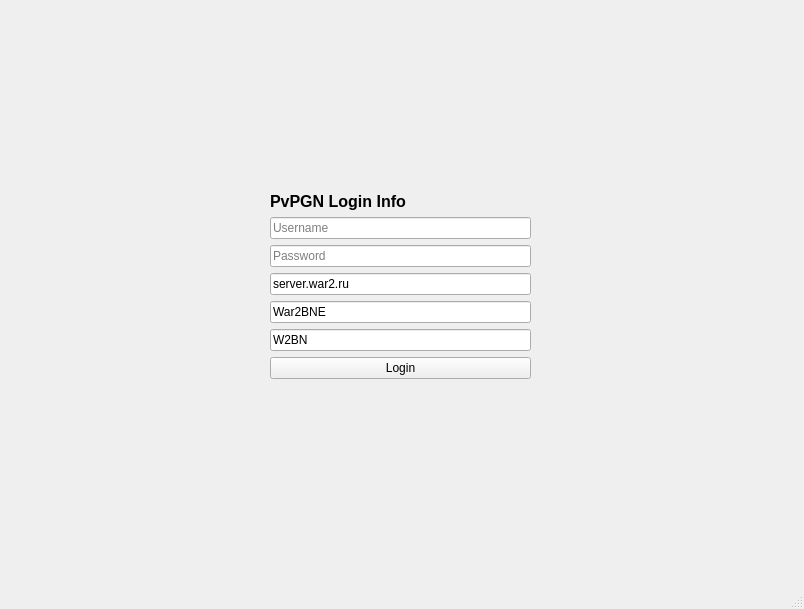
This is warchatter.ui in reillychase/WarChatter as Qt 5 draws it before an edit. The edited form follows.
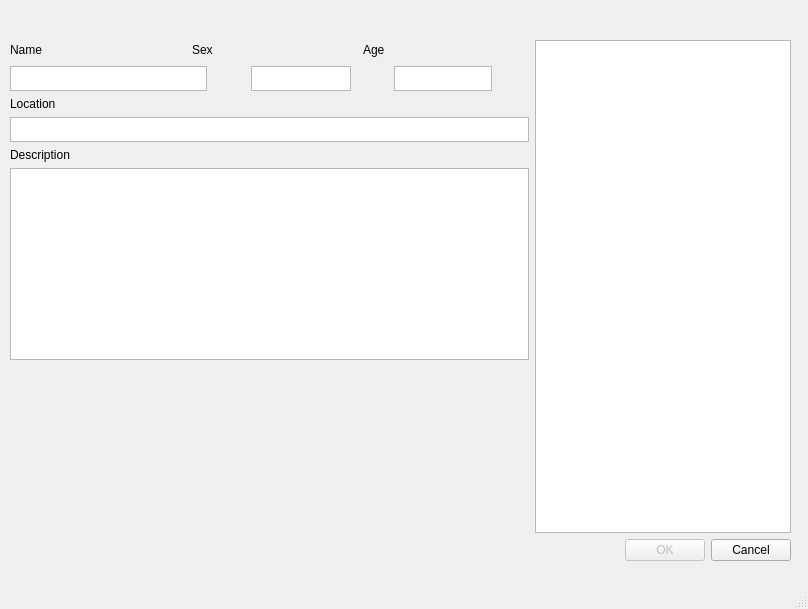
This is the edited form. The open tabs and pages were chosen to show the change. Icons and pictures are not drawn.

Commit message: Added UI for some new views: Channels, Games, View Profile. Still working on actual functionality of new views tho, but opening and closing them works so far

The edit to the form file:
```diff
--- a/warchatter.ui
+++ b/warchatter.ui
@@ -6,7 +6,7 @@
    <rect>
     <x>0</x>
     <y>0</y>
-    <width>804</width>
+    <width>808</width>
     <height>609</height>
    </rect>
   </property>
@@ -17,10 +17,10 @@
    <widget class="QStackedWidget" name="stackedWidget">
     <property name="geometry">
      <rect>
-      <x>0</x>
+      <x>10</x>
       <y>0</y>
-      <width>801</width>
-      <height>571</height>
+      <width>791</width>
+      <height>561</height>
      </rect>
     </property>
     <property name="currentIndex">
@@ -441,8 +441,453 @@
        </item>
       </layout>
      </widget>
-     <zorder>verticalLayoutWidget_3</zorder>
-     <zorder>verticalLayoutWidget_3</zorder>
+    </widget>
+    <widget class="QWidget" name="page_profile">
+     <widget class="QWidget" name="verticalLayoutWidget_5">
+      <property name="geometry">
+       <rect>
+        <x>0</x>
+        <y>20</y>
+        <width>781</width>
+        <height>541</height>
+       </rect>
+      </property>
+      <layout class="QVBoxLayout" name="verticalLayout_12">
+       <item>
+        <layout class="QHBoxLayout" name="horizontalLayout_8">
+         <item>
+          <widget class="QLabel" name="label_4">
+           <property name="text">
+            <string>&lt;html&gt;&lt;head/&gt;&lt;body&gt;&lt;p&gt;&lt;img src=&quot;:/warchatter/warchatter.png&quot;/&gt;&lt;/p&gt;&lt;/body&gt;&lt;/html&gt;</string>
+           </property>
+          </widget>
+         </item>
+        </layout>
+       </item>
+       <item>
+        <layout class="QHBoxLayout" name="horizontalLayout_9">
+         <item>
+          <layout class="QVBoxLayout" name="verticalLayout_13">
+           <item>
+            <layout class="QHBoxLayout" name="horizontalLayout_11">
+             <item>
+              <widget class="QLabel" name="label">
+               <property name="text">
+                <string>Name</string>
+               </property>
+              </widget>
+             </item>
+             <item>
+              <spacer name="horizontalSpacer_8">
+               <property name="orientation">
+                <enum>Qt::Horizontal</enum>
+               </property>
+               <property name="sizeHint" stdset="0">
+                <size>
+                 <width>40</width>
+                 <height>20</height>
+                </size>
+               </property>
+              </spacer>
+             </item>
+             <item>
+              <widget class="QLabel" name="label_5">
+               <property name="text">
+                <string>Sex</string>
+               </property>
+              </widget>
+             </item>
+             <item>
+              <spacer name="horizontalSpacer_7">
+               <property name="orientation">
+                <enum>Qt::Horizontal</enum>
+               </property>
+               <property name="sizeHint" stdset="0">
+                <size>
+                 <width>40</width>
+                 <height>20</height>
+                </size>
+               </property>
+              </spacer>
+             </item>
+             <item>
+              <widget class="QLabel" name="label_6">
+               <property name="text">
+                <string>Age</string>
+               </property>
+              </widget>
+             </item>
+             <item>
+              <spacer name="horizontalSpacer_4">
+               <property name="orientation">
+                <enum>Qt::Horizontal</enum>
+               </property>
+               <property name="sizeHint" stdset="0">
+                <size>
+                 <width>40</width>
+                 <height>20</height>
+                </size>
+               </property>
+              </spacer>
+             </item>
+            </layout>
+           </item>
+           <item>
+            <layout class="QHBoxLayout" name="horizontalLayout_15">
+             <item>
+              <widget class="QTextEdit" name="texredit_name">
+               <property name="sizePolicy">
+                <sizepolicy hsizetype="Expanding" vsizetype="Fixed">
+                 <horstretch>0</horstretch>
+                 <verstretch>0</verstretch>
+                </sizepolicy>
+               </property>
+               <property name="maximumSize">
+                <size>
+                 <width>200</width>
+                 <height>25</height>
+                </size>
+               </property>
+               <property name="readOnly">
+                <bool>true</bool>
+               </property>
+              </widget>
+             </item>
+             <item>
+              <spacer name="horizontalSpacer_10">
+               <property name="orientation">
+                <enum>Qt::Horizontal</enum>
+               </property>
+               <property name="sizeHint" stdset="0">
+                <size>
+                 <width>40</width>
+                 <height>20</height>
+                </size>
+               </property>
+              </spacer>
+             </item>
+             <item>
+              <widget class="QTextEdit" name="textedit_sex">
+               <property name="sizePolicy">
+                <sizepolicy hsizetype="Fixed" vsizetype="Expanding">
+                 <horstretch>0</horstretch>
+                 <verstretch>0</verstretch>
+                </sizepolicy>
+               </property>
+               <property name="maximumSize">
+                <size>
+                 <width>100</width>
+                 <height>25</height>
+                </size>
+               </property>
+               <property name="readOnly">
+                <bool>true</bool>
+               </property>
+              </widget>
+             </item>
+             <item>
+              <spacer name="horizontalSpacer_9">
+               <property name="orientation">
+                <enum>Qt::Horizontal</enum>
+               </property>
+               <property name="sizeHint" stdset="0">
+                <size>
+                 <width>40</width>
+                 <height>20</height>
+                </size>
+               </property>
+              </spacer>
+             </item>
+             <item>
+              <widget class="QTextEdit" name="textedit_age">
+               <property name="sizePolicy">
+                <sizepolicy hsizetype="Expanding" vsizetype="Expanding">
+                 <horstretch>0</horstretch>
+                 <verstretch>0</verstretch>
+                </sizepolicy>
+               </property>
+               <property name="maximumSize">
+                <size>
+                 <width>100</width>
+                 <height>25</height>
+                </size>
+               </property>
+               <property name="readOnly">
+                <bool>true</bool>
+               </property>
+              </widget>
+             </item>
+             <item>
+              <spacer name="horizontalSpacer_3">
+               <property name="orientation">
+                <enum>Qt::Horizontal</enum>
+               </property>
+               <property name="sizeHint" stdset="0">
+                <size>
+                 <width>40</width>
+                 <height>20</height>
+                </size>
+               </property>
+              </spacer>
+             </item>
+            </layout>
+           </item>
+           <item>
+            <layout class="QHBoxLayout" name="horizontalLayout_13">
+             <item>
+              <widget class="QLabel" name="label_7">
+               <property name="text">
+                <string>Location</string>
+               </property>
+              </widget>
+             </item>
+            </layout>
+           </item>
+           <item>
+            <widget class="QTextBrowser" name="textedit_location">
+             <property name="sizePolicy">
+              <sizepolicy hsizetype="Expanding" vsizetype="Expanding">
+               <horstretch>0</horstretch>
+               <verstretch>0</verstretch>
+              </sizepolicy>
+             </property>
+             <property name="minimumSize">
+              <size>
+               <width>0</width>
+               <height>0</height>
+              </size>
+             </property>
+             <property name="maximumSize">
+              <size>
+               <width>16777215</width>
+               <height>25</height>
+              </size>
+             </property>
+            </widget>
+           </item>
+           <item>
+            <layout class="QHBoxLayout" name="horizontalLayout_12">
+             <item>
+              <widget class="QLabel" name="label_8">
+               <property name="text">
+                <string>Description</string>
+               </property>
+              </widget>
+             </item>
+            </layout>
+           </item>
+           <item>
+            <widget class="QTextBrowser" name="textedit_description"/>
+           </item>
+           <item>
+            <spacer name="verticalSpacer">
+             <property name="orientation">
+              <enum>Qt::Vertical</enum>
+             </property>
+             <property name="sizeHint" stdset="0">
+              <size>
+               <width>20</width>
+               <height>40</height>
+              </size>
+             </property>
+            </spacer>
+           </item>
+          </layout>
+         </item>
+         <item>
+          <layout class="QVBoxLayout" name="verticalLayout_3">
+           <item>
+            <widget class="QTextBrowser" name="textedit_stats">
+             <property name="sizePolicy">
+              <sizepolicy hsizetype="Fixed" vsizetype="Expanding">
+               <horstretch>0</horstretch>
+               <verstretch>0</verstretch>
+              </sizepolicy>
+             </property>
+             <property name="sizeIncrement">
+              <size>
+               <width>0</width>
+               <height>0</height>
+              </size>
+             </property>
+            </widget>
+           </item>
+          </layout>
+         </item>
+        </layout>
+       </item>
+       <item>
+        <layout class="QHBoxLayout" name="horizontalLayout_10">
+         <item>
+          <spacer name="horizontalSpacer_2">
+           <property name="orientation">
+            <enum>Qt::Horizontal</enum>
+           </property>
+           <property name="sizeHint" stdset="0">
+            <size>
+             <width>40</width>
+             <height>20</height>
+            </size>
+           </property>
+          </spacer>
+         </item>
+         <item>
+          <widget class="QPushButton" name="button_ok_profile">
+           <property name="enabled">
+            <bool>false</bool>
+           </property>
+           <property name="text">
+            <string>OK</string>
+           </property>
+          </widget>
+         </item>
+         <item>
+          <widget class="QPushButton" name="button_cancel_profile">
+           <property name="text">
+            <string>Cancel</string>
+           </property>
+          </widget>
+         </item>
+        </layout>
+       </item>
+      </layout>
+     </widget>
+    </widget>
+    <widget class="QWidget" name="page_channels">
+     <widget class="QWidget" name="verticalLayoutWidget_2">
+      <property name="geometry">
+       <rect>
+        <x>0</x>
+        <y>20</y>
+        <width>781</width>
+        <height>541</height>
+       </rect>
+      </property>
+      <layout class="QVBoxLayout" name="verticalLayout_2">
+       <item>
+        <layout class="QHBoxLayout" name="horizontalLayout_16">
+         <item>
+          <widget class="QLabel" name="label_warchatter_2">
+           <property name="text">
+            <string>&lt;html&gt;&lt;head/&gt;&lt;body&gt;&lt;p&gt;&lt;img src=&quot;:/warchatter/warchatter.png&quot;/&gt;&lt;/p&gt;&lt;/body&gt;&lt;/html&gt;</string>
+           </property>
+          </widget>
+         </item>
+        </layout>
+       </item>
+       <item>
+        <layout class="QHBoxLayout" name="horizontalLayout_17">
+         <item>
+          <layout class="QHBoxLayout" name="horizontalLayout_19">
+           <item>
+            <layout class="QVBoxLayout" name="verticalLayout_4">
+             <item>
+              <widget class="QLabel" name="label_9">
+               <property name="text">
+                <string>Channels</string>
+               </property>
+              </widget>
+             </item>
+             <item>
+              <widget class="QListWidget" name="list_channels"/>
+             </item>
+            </layout>
+           </item>
+          </layout>
+         </item>
+         <item>
+          <layout class="QVBoxLayout" name="verticalLayout_7">
+           <item>
+            <widget class="QLabel" name="label_10">
+             <property name="text">
+              <string>Select Chanel</string>
+             </property>
+            </widget>
+           </item>
+           <item>
+            <spacer name="verticalSpacer_3">
+             <property name="orientation">
+              <enum>Qt::Vertical</enum>
+             </property>
+             <property name="sizeHint" stdset="0">
+              <size>
+               <width>20</width>
+               <height>40</height>
+              </size>
+             </property>
+            </spacer>
+           </item>
+           <item>
+            <widget class="QLabel" name="label_11">
+             <property name="text">
+              <string>To join or create a Private Channel, enter a name below.</string>
+             </property>
+            </widget>
+           </item>
+           <item>
+            <layout class="QHBoxLayout" name="horizontalLayout_20">
+             <item>
+              <widget class="QLabel" name="label_12">
+               <property name="text">
+                <string>Channel: </string>
+               </property>
+              </widget>
+             </item>
+             <item>
+              <widget class="QLineEdit" name="input_channel_2"/>
+             </item>
+            </layout>
+           </item>
+           <item>
+            <spacer name="verticalSpacer_2">
+             <property name="orientation">
+              <enum>Qt::Vertical</enum>
+             </property>
+             <property name="sizeHint" stdset="0">
+              <size>
+               <width>20</width>
+               <height>40</height>
+              </size>
+             </property>
+            </spacer>
+           </item>
+          </layout>
+         </item>
+        </layout>
+       </item>
+       <item>
+        <layout class="QHBoxLayout" name="horizontalLayout_18">
+         <item>
+          <spacer name="horizontalSpacer_11">
+           <property name="orientation">
+            <enum>Qt::Horizontal</enum>
+           </property>
+           <property name="sizeHint" stdset="0">
+            <size>
+             <width>40</width>
+             <height>20</height>
+            </size>
+           </property>
+          </spacer>
+         </item>
+         <item>
+          <widget class="QPushButton" name="button_ok_channel">
+           <property name="text">
+            <string>Ok</string>
+           </property>
+          </widget>
+         </item>
+         <item>
+          <widget class="QPushButton" name="button_cancel_channels">
+           <property name="text">
+            <string>Cancel</string>
+           </property>
+          </widget>
+         </item>
+        </layout>
+       </item>
+      </layout>
+     </widget>
     </widget>
    </widget>
    <zorder>stackedWidget</zorder>
```
Left out of the diff: 146 changed lines with no effect on the pictures. The commit also changes 2 other files.
